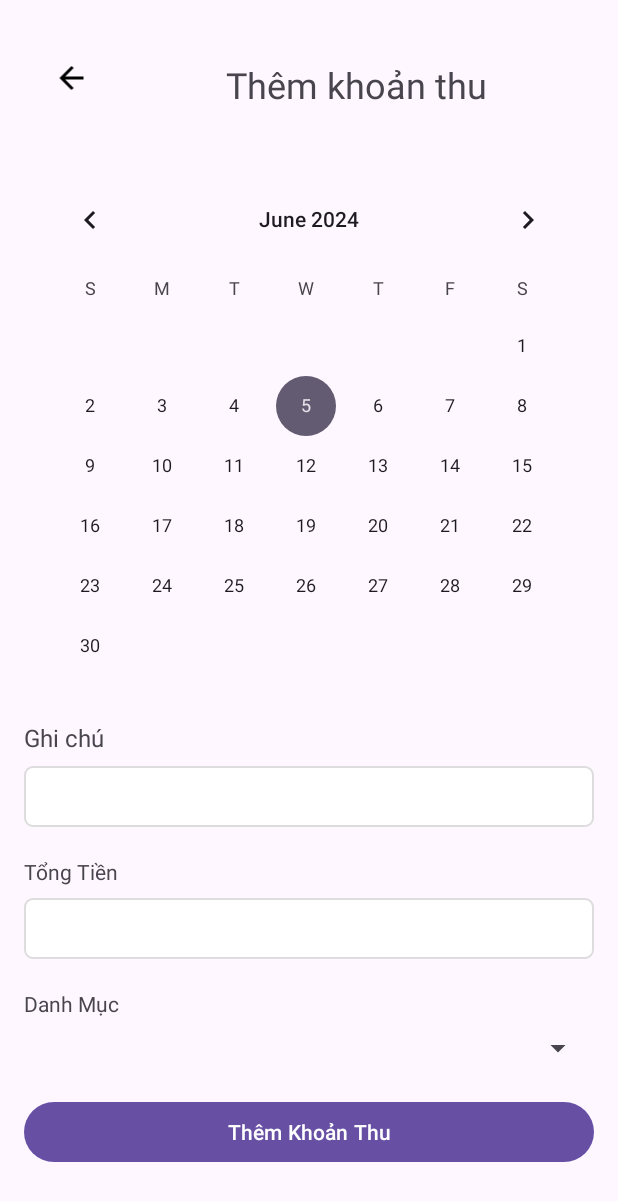
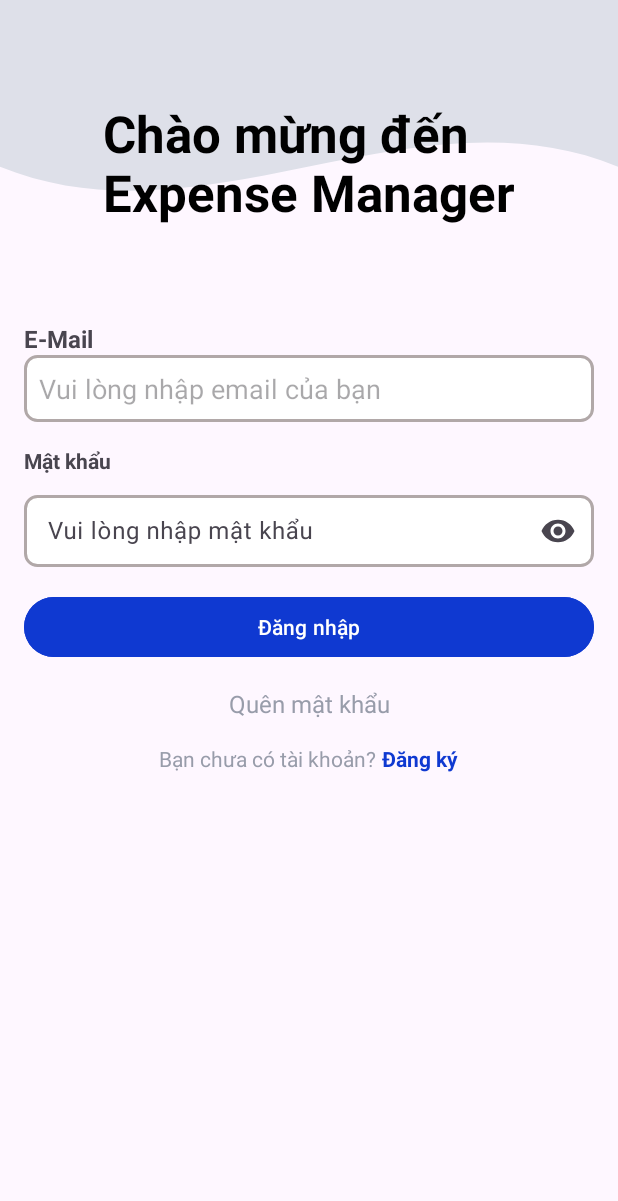
Before and after one commit to NgocBich204/Expense-Manager-App, an Android app: the screen it shows after launch (MainActivity), on a phone screen of 412 x 824 dp. Shown: the top 1201 px of the screen. Run offline under Robolectric (Android 15) with nearby library versions, the light colour scheme and no system bars; 1 statement that could not run was skipped.

Commit message:
update layout login

```diff
--- a/app/src/main/java/com/example/smartwall/MainActivity.java
+++ b/app/src/main/java/com/example/smartwall/MainActivity.java
@@ -1,4 +1,6 @@
 package com.example.smartwall;
+
+import static com.example.smartwall.R.*;
 
 import android.os.Bundle;
 
@@ -14,8 +16,8 @@ public class MainActivity extends AppCompatActivity {
     protected void onCreate(Bundle savedInstanceState) {
         super.onCreate(savedInstanceState);
         EdgeToEdge.enable(this);
-        setContentView(R.layout.add_revenue);
-        ViewCompat.setOnApplyWindowInsetsListener(findViewById(R.id.main), (v, insets) -> {
+        setContentView(R.layout.login);
+        ViewCompat.setOnApplyWindowInsetsListener(findViewById(id.test), (v, insets) -> {
             Insets systemBars = insets.getInsets(WindowInsetsCompat.Type.systemBars());
             v.setPadding(systemBars.left, systemBars.top, systemBars.right, systemBars.bottom);
             return insets;
--- a/app/src/main/res/drawable/edittext_background.xml
+++ b/app/src/main/res/drawable/edittext_background.xml
@@ -1,7 +1,14 @@
 <?xml version="1.0" encoding="utf-8"?>
-<shape xmlns:android="http://schemas.android.com/apk/res/android" android:shape="rectangle">
-    <solid android:color="#FFFFFF"/>
-    <corners android:radius="5dp"/>
-    <stroke android:width="1dp" android:color="#DDDDDD"/>
-    <padding android:left="8dp" android:top="8dp" android:right="8dp" android:bottom="8dp"/>
+<shape xmlns:android="http://schemas.android.com/apk/res/android"
+    android:shape="rectangle">
+    <solid android:color="#FFFFFF" /> <!-- Màu nền trắng -->
+    <corners android:radius="8dp" /> <!-- Bo tròn góc 8dp -->
+    <stroke
+        android:width="2dp"
+        android:color="#B1A8A8" /> <!-- Viền màu xám nhạt -->
+    <padding
+        android:left="10dp"
+        android:top="10dp"
+        android:right="10dp"
+        android:bottom="10dp" /> <!-- Padding bên trong -->
 </shape>
--- /dev/null
+++ b/app/src/main/res/drawable/wave_shape.xml
@@ -0,0 +1,10 @@
+<!-- res/drawable/wave_shape.xml -->
+<vector xmlns:android="http://schemas.android.com/apk/res/android"
+    android:width="300dp"
+    android:height="150dp"
+    android:viewportWidth="300"
+    android:viewportHeight="150">
+    <path
+        android:fillColor="#DEE0E9"
+        android:pathData="M0,0 L300,0 L300,100 C200,50 100,150 0,100 Z" />
+</vector>
--- a/app/src/main/res/layout/activity_main.xml
+++ /dev/null
@@ -1,20 +0,0 @@
-<?xml version="1.0" encoding="utf-8"?>
-<androidx.constraintlayout.widget.ConstraintLayout xmlns:android="http://schemas.android.com/apk/res/android"
-    xmlns:app="http://schemas.android.com/apk/res-auto"
-    xmlns:tools="http://schemas.android.com/tools"
-    android:id="@+id/main"
-    android:layout_width="match_parent"
-    android:layout_height="match_parent"
-    tools:context=".MainActivity">
-
-    <TextView
-        android:layout_width="wrap_content"
-        android:layout_height="wrap_content"
-        android:text="hihi"
-        app:layout_constraintBottom_toBottomOf="parent"
-        app:layout_constraintEnd_toEndOf="parent"
-        app:layout_constraintStart_toStartOf="parent"
-        app:layout_constraintTop_toTopOf="parent" />
-
-
-</androidx.constraintlayout.widget.ConstraintLayout>
--- a/app/src/main/res/layout/add_expenses.xml
+++ b/app/src/main/res/layout/add_expenses.xml
@@ -2,7 +2,7 @@
 <androidx.constraintlayout.widget.ConstraintLayout xmlns:android="http://schemas.android.com/apk/res/android"
     xmlns:app="http://schemas.android.com/apk/res-auto"
     xmlns:tools="http://schemas.android.com/tools"
-    android:id="@+id/main"
+    android:id="@+id/add_expenses"
     android:layout_width="match_parent"
     android:layout_height="match_parent"
     tools:context=".MainActivity">
--- a/app/src/main/res/layout/add_revenue.xml
+++ b/app/src/main/res/layout/add_revenue.xml
@@ -2,7 +2,7 @@
 <androidx.constraintlayout.widget.ConstraintLayout xmlns:android="http://schemas.android.com/apk/res/android"
     xmlns:app="http://schemas.android.com/apk/res-auto"
     xmlns:tools="http://schemas.android.com/tools"
-    android:id="@+id/main"
+    android:id="@+id/add_revenue"
     android:layout_width="match_parent"
     android:layout_height="match_parent"
     tools:context=".MainActivity">
--- /dev/null
+++ b/app/src/main/res/layout/login.xml
@@ -0,0 +1,135 @@
+<?xml version="1.0" encoding="utf-8"?>
+<LinearLayout xmlns:android="http://schemas.android.com/apk/res/android"
+    xmlns:app="http://schemas.android.com/apk/res-auto"
+    xmlns:tools="http://schemas.android.com/tools"
+    android:id="@+id/test"
+    android:layout_width="match_parent"
+    android:layout_height="match_parent"
+    android:orientation="vertical"
+    tools:context=".MainActivity">
+
+    <!-- Đây là phần chứa wave_shape -->
+    <LinearLayout
+        android:layout_width="match_parent"
+        android:layout_height="wrap_content"
+        android:background="@drawable/wave_shape"
+        android:gravity="center"
+        android:orientation="vertical"
+        android:padding="16dp">
+
+        <TextView
+            android:layout_width="wrap_content"
+            android:layout_height="wrap_content"
+            android:layout_gravity="center"
+            android:paddingTop="50dp"
+            android:singleLine="false"
+            android:text="Chào mừng đến\nExpense Manager"
+            android:textColor="#000000"
+            android:textSize="34sp"
+            android:textStyle="bold" />
+    </LinearLayout>
+
+    <ScrollView
+        android:layout_width="match_parent"
+        android:layout_height="0dp"
+        android:layout_weight="1"
+        android:padding="16dp">
+
+        <LinearLayout
+            android:layout_width="match_parent"
+            android:layout_height="wrap_content"
+            android:orientation="vertical">
+
+            <TextView
+                android:id="@+id/textView2"
+                android:layout_width="match_parent"
+                android:layout_height="wrap_content"
+                android:layout_marginTop="32dp"
+                android:text="E-Mail"
+                android:textSize="16sp"
+                android:textStyle="bold" />
+
+            <EditText
+                android:id="@+id/edtEmailRegister"
+                android:layout_width="match_parent"
+                android:layout_height="wrap_content"
+                android:background="@drawable/edittext_background"
+                android:ems="10"
+                android:hint="Vui lòng nhập email của bạn"
+                android:inputType="textEmailAddress"
+                android:padding="10dp"
+                />
+
+            <TextView
+                android:id="@+id/textView5"
+                android:layout_width="match_parent"
+                android:layout_height="wrap_content"
+                android:layout_marginTop="16dp"
+                android:text="Mật khẩu"
+                android:textStyle="bold" />
+
+            <com.google.android.material.textfield.TextInputLayout
+                android:layout_width="match_parent"
+                android:layout_height="wrap_content"
+                android:layout_marginTop="8dp"
+                app:endIconMode="password_toggle">
+
+                <com.google.android.material.textfield.TextInputEditText
+                    android:id="@+id/edtPasswordLogin"
+                    android:layout_width="match_parent"
+                    android:layout_height="wrap_content"
+                    android:background="@drawable/edittext_background"
+                    android:hint="Vui lòng nhập mật khẩu"
+                    android:inputType="textPassword"
+                    android:padding="10dp"
+                    android:textColor="#B1A8A8" />
+            </com.google.android.material.textfield.TextInputLayout>
+
+
+            <Button
+                android:id="@+id/BtnLogin"
+                android:layout_width="match_parent"
+                android:layout_height="wrap_content"
+                android:layout_marginTop="16dp"
+                android:backgroundTint="#0F39D1"
+                android:text="Đăng nhập"
+                android:textColor="#FFFFFF" />
+
+            <TextView
+                android:id="@+id/textView3"
+                android:layout_width="match_parent"
+                android:layout_height="wrap_content"
+                android:layout_marginTop="16dp"
+                android:text="Quên mật khẩu"
+                android:textAlignment="center"
+                android:textColor="#989CAA"
+                android:textSize="16sp" />
+
+            <LinearLayout
+                android:layout_width="match_parent"
+                android:layout_height="wrap_content"
+                android:layout_marginTop="16dp"
+                android:gravity="center"
+                android:orientation="horizontal">
+
+                <TextView
+                    android:id="@+id/textView4"
+                    android:layout_width="wrap_content"
+                    android:layout_height="wrap_content"
+                    android:text="Bạn chưa có tài khoản?"
+                    android:textAlignment="textEnd"
+                    android:textColor="#989CAA" />
+
+                <TextView
+                    android:id="@+id/textView6"
+                    android:layout_width="wrap_content"
+                    android:layout_height="wrap_content"
+                    android:layout_marginStart="4dp"
+                    android:text="Đăng ký"
+                    android:textColor="#0F39D1"
+                    android:textStyle="bold" />
+            </LinearLayout>
+        </LinearLayout>
+    </ScrollView>
+
+</LinearLayout>
```
